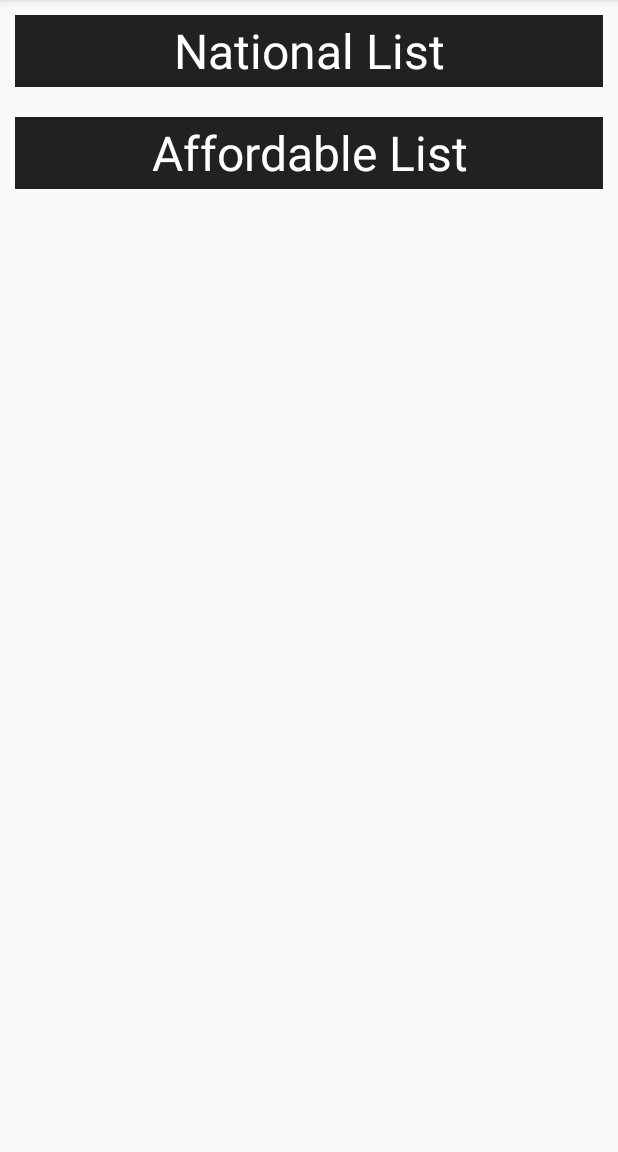
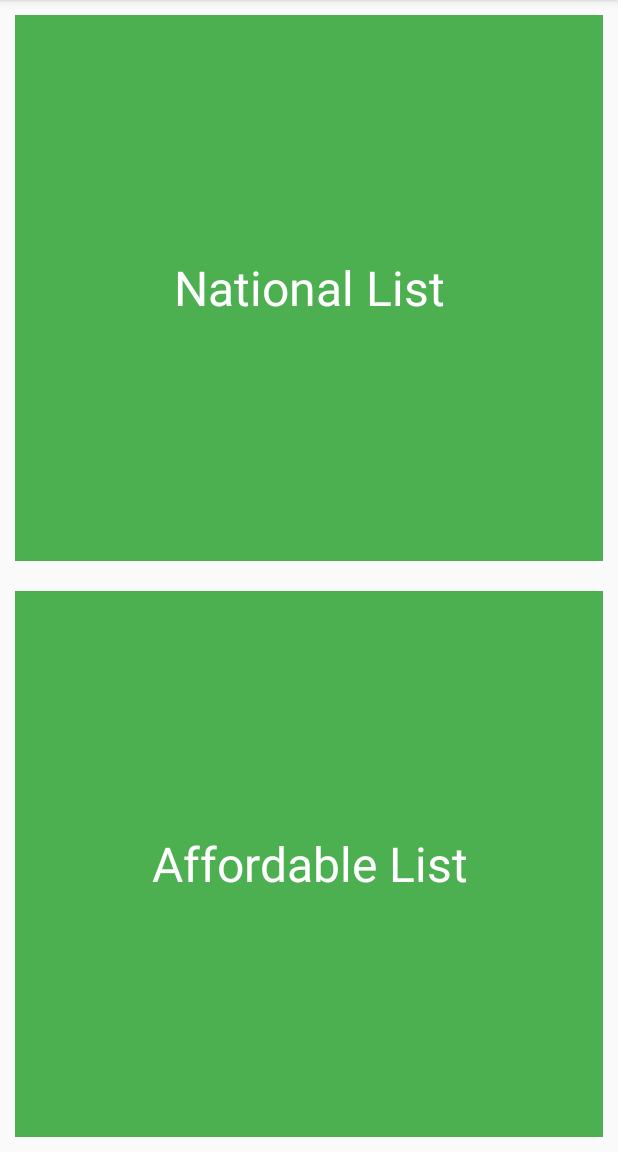
Before and after one commit to kornden/UkrDrugs, an Android app: the screen it shows after launch (MainActivity), on a phone screen of 412 x 824 dp, the part 84-1236 px from its top. Run offline under Robolectric (Android 15) with nearby library versions, the phone set to English and light mode, and no system bars.

Commit message:
changed layout

```diff
--- a/app/src/main/res/layout/activity_main.xml
+++ b/app/src/main/res/layout/activity_main.xml
@@ -6,27 +6,30 @@
     android:layout_width="match_parent"
     android:layout_height="match_parent"
     android:orientation="vertical"
+
     tools:context="com.kornden.ukrdrugs.MainActivity">
 
     <TextView
         android:id="@+id/national_list_link"
         android:layout_width="match_parent"
-        android:layout_height="48dp"
+        android:layout_height="0dp"
         android:text="@string/national_list"
         android:textSize="32dp"
         android:gravity="center"
-        android:background="#212121"
+        android:background="#4caf50"
         android:textColor="#FFF"
-        android:layout_margin="10dp"/>
+        android:layout_margin="10dp"
+        android:layout_weight="1"/>
     <TextView
         android:id="@+id/affordable_drugs_link"
         android:layout_width="match_parent"
-        android:layout_height="48dp"
+        android:layout_height="0dp"
         android:text="@string/affordable_list"
         android:textSize="32dp"
         android:gravity="center"
-        android:background="#212121"
+        android:background="#4caf50"
         android:textColor="#FFF"
-        android:layout_margin="10dp"/>
+        android:layout_margin="10dp"
+        android:layout_weight="1"/>
 
 </LinearLayout>
```
